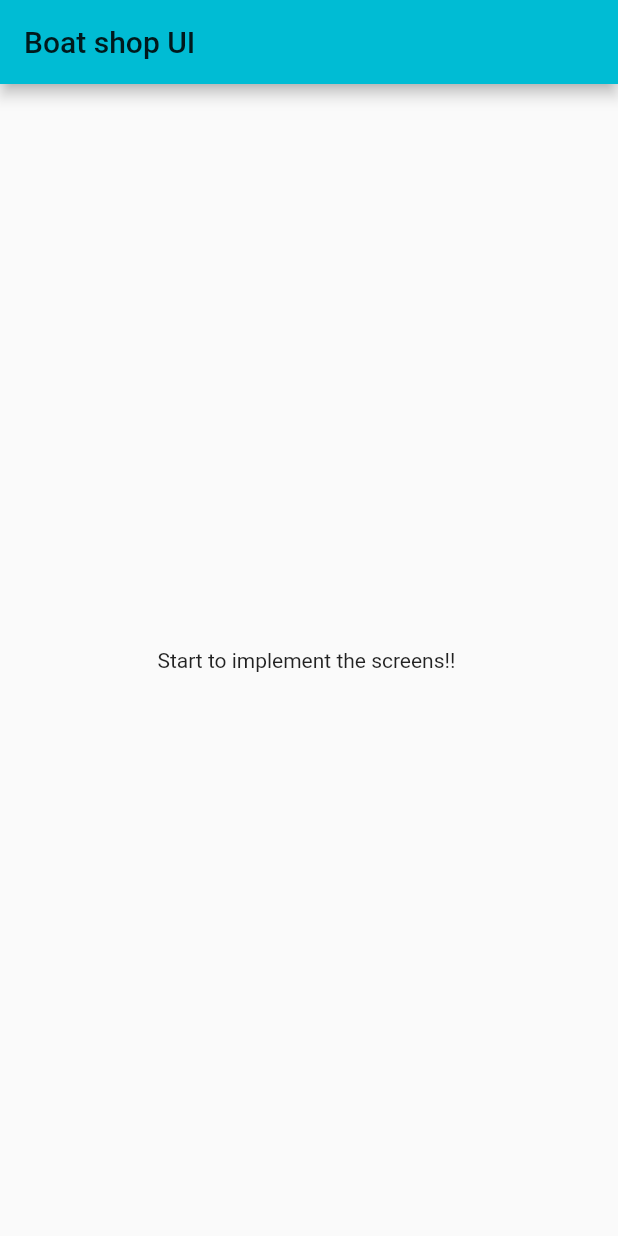
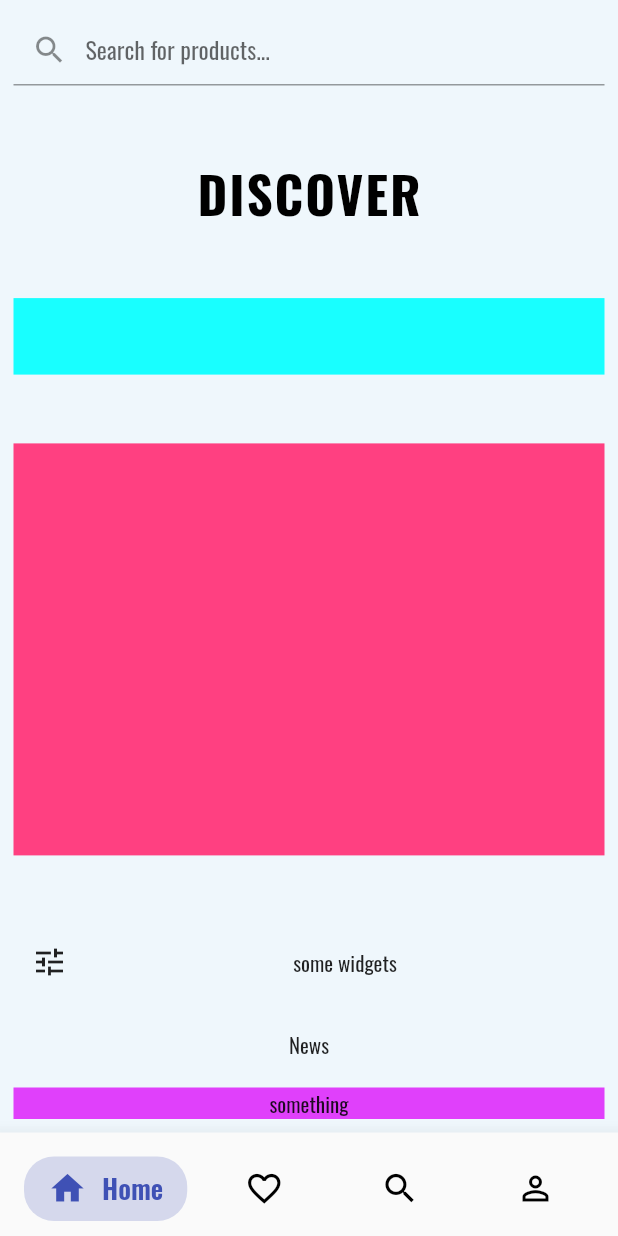
Before and after one commit to narenarjun/boat_shop_ui, a Flutter app: the screen it shows after launch, on a phone screen of 412 x 824 dp. Run offline on Flutter 3.47's test engine with Material 2 defaults, Android fonts, the phone set to English and light mode, and no system bars; our stand-ins replace google_fonts.

```diff
--- a/lib/main.dart
+++ b/lib/main.dart
@@ -1,4 +1,7 @@
+import 'package:boat_shop_ui/screens/homepage.dart';
+import 'package:boat_shop_ui/screens/yatchdetail.dart';
 import 'package:flutter/material.dart';
+import 'package:google_fonts/google_fonts.dart';
 
 void main() {
   runApp(MyApp());
@@ -10,27 +13,16 @@ class MyApp extends StatelessWidget {
   Widget build(BuildContext context) {
     return MaterialApp(
       title: 'Flutter Demo',
+      debugShowCheckedModeBanner: false,
       theme: ThemeData(
-        primarySwatch: Colors.cyan,
         visualDensity: VisualDensity.adaptivePlatformDensity,
+        scaffoldBackgroundColor: Color(0xFFEFF7FC),
+        textTheme: GoogleFonts.oswaldTextTheme(),
       ),
-      home: MyHomePage(),
+      home: HomeScreen(),
+      routes: {
+        YatchDetailScreen.routename: (context) => YatchDetailScreen(),
+      },
     );
   }
 }
-
-class MyHomePage extends StatelessWidget {
-  @override
-  Widget build(BuildContext context) {
-    return Scaffold(
-      appBar: AppBar(
-        title: Text("Boat shop UI"),
-      ),
-      body: Center(
-        child: Container(
-          child: Text("Start to implement the screens!! "),
-        ),
-      ),
-    );
-  }
-}
--- /dev/null
+++ b/lib/models/filtercategory.dart
@@ -0,0 +1,4 @@
+class FilterCategory {
+  final String name;
+  FilterCategory({this.name});
+}
--- /dev/null
+++ b/lib/models/models.dart
@@ -0,0 +1,3 @@
+export './filtercategory.dart';
+export './newstemplate.dart';
+export './yatchspecs.dart';
--- /dev/null
+++ b/lib/screens/homepage.dart
@@ -0,0 +1,119 @@
+import 'package:flutter/material.dart';
+
+import '../components/animated_bottom_bar.dart';
+
+class HomeScreen extends StatefulWidget {
+  final List<BarItem> bottomNavbarItems = [
+    BarItem(
+      text: 'Home',
+      color: Colors.indigo,
+      iconData: Icons.home,
+    ),
+    BarItem(
+      text: 'Likes',
+      color: Colors.pinkAccent,
+      iconData: Icons.favorite_border,
+    ),
+    BarItem(
+      text: 'Search',
+      color: Colors.yellow.shade900,
+      iconData: Icons.search,
+    ),
+    BarItem(
+      text: 'Profile',
+      color: Colors.teal,
+      iconData: Icons.person_outline,
+    ),
+  ];
+
+  @override
+  _HomeScreenState createState() => _HomeScreenState();
+}
+
+class _HomeScreenState extends State<HomeScreen> {
+  int selectedBarIndex = 0;
+  @override
+  Widget build(BuildContext context) {
+    return SafeArea(
+      child: Scaffold(
+        bottomNavigationBar: AnimatedBottomBar(
+          barItems: widget.bottomNavbarItems,
+            animationDuration: const Duration(milliseconds: 150),
+            barStyle: BarStyle(
+              // fontSize: 22.00,
+              // fontWeight: FontWeight.w200,
+              iconSize: 26.0,
+            ),
+            onBarTap: (int index) {
+              setState(() {
+                selectedBarIndex = index;
+              });
+            }),
+        body: Container(
+          padding: const EdgeInsets.all(9),
+          child: Column(
+            mainAxisAlignment: MainAxisAlignment.spaceBetween,
+            children: <Widget>[
+              TextField(
+                decoration: InputDecoration(
+                  border: UnderlineInputBorder(
+                    borderSide: BorderSide(),
+                  ),
+                  prefixIcon: Icon(Icons.search),
+                  hintText: "Search for products...",
+                ),
+              ),
+              SizedBox(height: 9),
+              Text(
+                "DISCOVER",
+                style: Theme.of(context).textTheme.headline4.copyWith(
+                  color: Colors.black,
+                  fontWeight: FontWeight.bold,
+                  letterSpacing: 1.26,
+                ),
+              ),
+              SizedBox(height: 9),
+              SizedBox(
+                height: 51,
+                child: Container(
+                  color: Colors.cyanAccent,
+                ),
+              ),
+              SizedBox(height: 9),
+              SizedBox(
+                height: MediaQuery.of(context).size.height / 3,
+                child: Container(
+                  color: Colors.pinkAccent,
+                ),
+              ),
+              SizedBox(height: 9),
+              Row(
+                children: <Widget>[
+                  IconButton(
+                    icon: Icon(Icons.tune),
+                    onPressed: () {},
+                  ),
+                  Expanded(
+                    child: SizedBox(
+                      height: 51,
+                      child: Center(child: Text("some widgets")),
+                    ),
+                  ),
+                ],
+              ),
+              Text(
+                "News",
+              ),
+              Container(
+                color: Colors.purpleAccent,
+                child: Center(
+                  child: Text("something"),
+                ),
+              )
+            ],
+          ),
+        ),
+      ),
+    );
+  }
+}
--- a/pubspec.yaml
+++ b/pubspec.yaml
@@ -28,6 +28,7 @@ dependencies:
   # The following adds the Cupertino Icons font to your application.
   # Use with the CupertinoIcons class for iOS style icons.
   cupertino_icons: ^0.1.3
+  google_fonts:
 
 dev_dependencies:
   flutter_test:
```
Also changed, not shown: lib/constants/appconstants.dart (added, +310 -0 lines), lib/models/newstemplate.dart (added, +13 -0 lines), lib/models/yatchspecs.dart (added, +13 -0 lines), lib/screens/yatchdetail.dart (added, +17 -0 lines), pubspec.lock.
